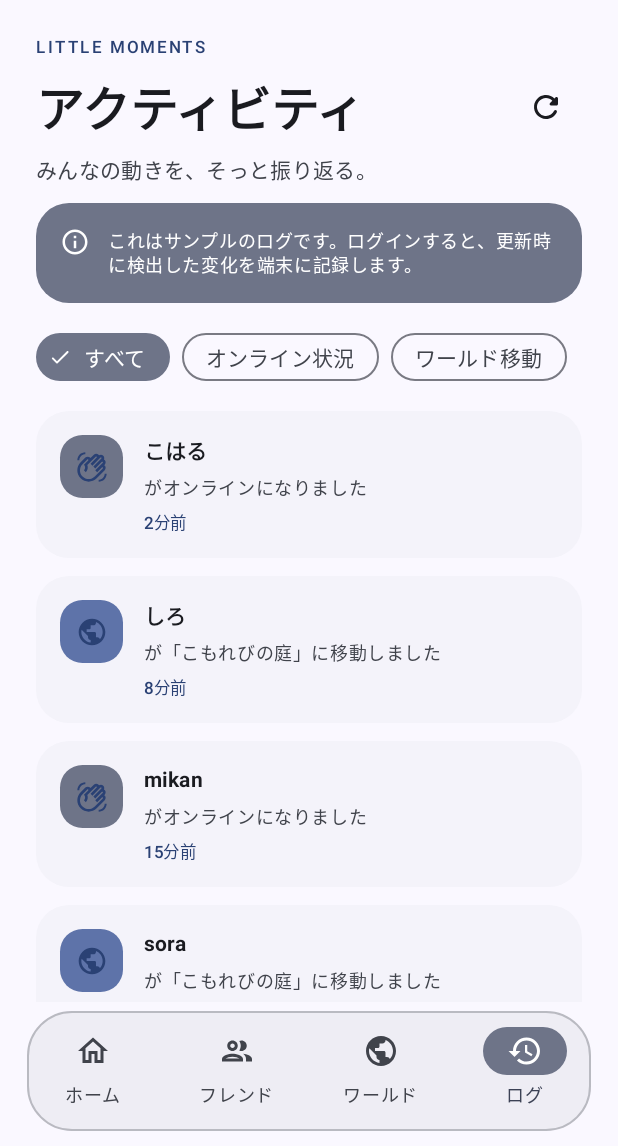
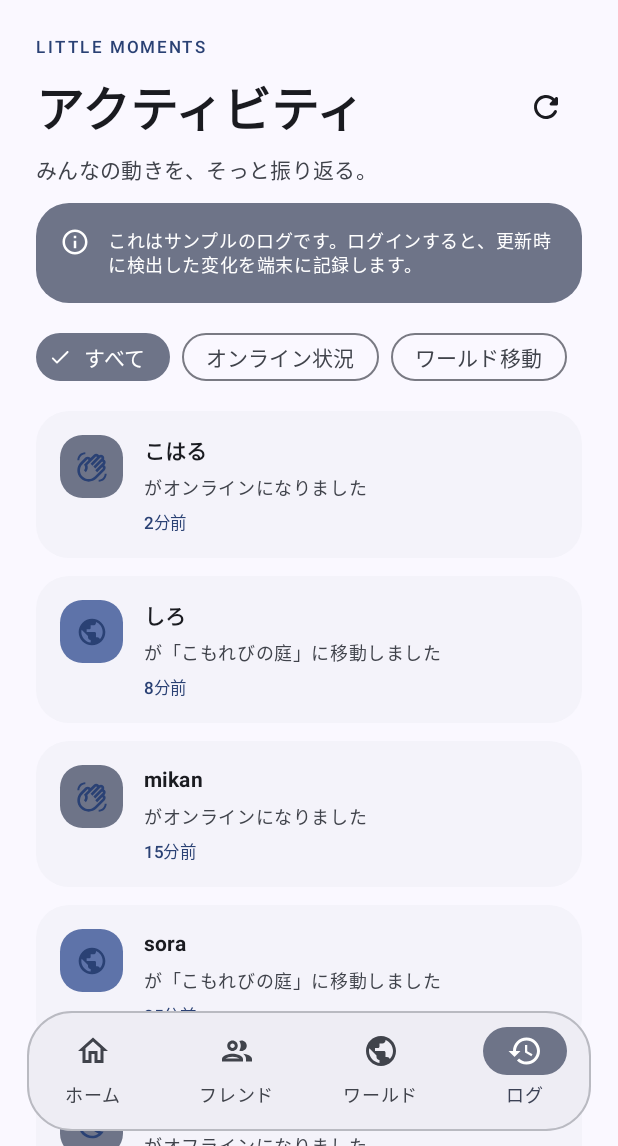
Before and after one commit to yamato3010/Orbit, an Android app built with Jetpack Compose: the screen it shows after launch (MainActivity), item 4 of the bottom bar chosen, on a phone screen of 412 x 824 dp, the part 90-1236 px from its top. Run offline under Robolectric (Android 15) with nearby library versions, the phone set to English and light mode, and no system bars; our stand-ins replace Material 3 Expressive styles (plain Material 3 is drawn); pictures from the network do not load.

Commit message:
fix(ui): フローティングナビゲーションの背後までコンテンツをスクロールできるようにする

```diff
--- a/app/src/main/java/com/yamato3010/vrchattools/ui/OrbitApp.kt
+++ b/app/src/main/java/com/yamato3010/vrchattools/ui/OrbitApp.kt
@@ -30,6 +30,7 @@ import androidx.compose.ui.Modifier
 import androidx.compose.ui.graphics.Color
 import androidx.compose.ui.graphics.vector.ImageVector
 import androidx.compose.ui.platform.LocalContext
+import androidx.compose.ui.platform.LocalLayoutDirection
 import androidx.compose.ui.platform.testTag
 import androidx.compose.ui.text.font.FontWeight
 import androidx.compose.ui.text.input.*
@@ -92,16 +93,21 @@ fun OrbitApp(model: OrbitViewModel, appState: OrbitAppState) {
             }
         }
     ) { padding ->
-        Box(Modifier.fillMaxSize().padding(padding), contentAlignment = Alignment.TopCenter) {
+        val direction = LocalLayoutDirection.current
+        val bottomInset = padding.calculateBottomPadding()
+        // ナビゲーションバーは表示領域に重ね、下部の余白はスクロールするコンテンツにだけ入れる。
+        Box(Modifier.fillMaxSize().padding(start = padding.calculateStartPadding(direction),
+            top = padding.calculateTopPadding(), end = padding.calculateEndPadding(direction))
+            .consumeWindowInsets(padding), contentAlignment = Alignment.TopCenter) {
             AnimatedContent(targetState = if (notifications) 5 else if (settings) 4 else page, modifier = Modifier.widthIn(max = 840.dp).fillMaxSize(),
                 transitionSpec = { (fadeIn() + slideInHorizontally { it / 18 }) togetherWith fadeOut() }, label = "navigation") { current ->
                 when (current) {
-                    0 -> HomeScreen(model, onPage = { page = it }, onFriend = { friendId = it.id }, onWorld = { selectedWorld = it }, onInstance = { selectedInstance = it.address.key })
-                    1 -> FriendsScreen(model, onFriend = { friendId = it.id }, onInstance = { selectedInstance = it.address.key })
-                    2 -> WorldsScreen(model, onWorld = { selectedWorld = it })
-                    3 -> ActivityScreen(model, onFriend = { friendId = it })
-                    5 -> NotificationsScreen(model)
-                    else -> SettingsScreen(model, appState.settingsScroll)
+                    0 -> HomeScreen(model, onPage = { page = it }, onFriend = { friendId = it.id }, onWorld = { selectedWorld = it }, onInstance = { selectedInstance = it.address.key }, bottomInset = bottomInset)
+                    1 -> FriendsScreen(model, onFriend = { friendId = it.id }, onInstance = { selectedInstance = it.address.key }, bottomInset = bottomInset)
+                    2 -> WorldsScreen(model, onWorld = { selectedWorld = it }, bottomInset = bottomInset)
+                    3 -> ActivityScreen(model, onFriend = { friendId = it }, bottomInset = bottomInset)
+                    5 -> NotificationsScreen(model, bottomInset)
+                    else -> SettingsScreen(model, appState.settingsScroll, bottomInset)
                 }
             }
         }
@@ -120,10 +126,10 @@ fun OrbitApp(model: OrbitViewModel, appState: OrbitAppState) {
 }
 
 @Composable
-private fun HomeScreen(model: OrbitViewModel, onPage: (Int) -> Unit, onFriend: (Friend) -> Unit, onWorld: (World) -> Unit, onInstance: (FriendInstance) -> Unit) {
+private fun HomeScreen(model: OrbitViewModel, onPage: (Int) -> Unit, onFriend: (Friend) -> Unit, onWorld: (World) -> Unit, onInstance: (FriendInstance) -> Unit, bottomInset: Dp) {
     val overview = groupFriendsByInstance(model.socialFriends)
     val online = model.friends.filter { it.status != Presence.Offline }
-    LazyColumn(contentPadding = PaddingValues(start = 24.dp, end = 24.dp, top = 10.dp, bottom = 20.dp), verticalArrangement = Arrangement.spacedBy(22.dp)) {
+    LazyColumn(contentPadding = PaddingValues(start = 24.dp, end = 24.dp, top = 10.dp, bottom = 20.dp + bottomInset), verticalArrangement = Arrangement.spacedBy(22.dp)) {
         item {
             Column(verticalArrangement = Arrangement.spacedBy(5.dp)) {
                 Text("YOUR LITTLE VRCHAT COMPANION", color = MaterialTheme.colorScheme.primary, style = MaterialTheme.typography.labelSmall, letterSpacing = 1.7.sp)
@@ -232,13 +238,13 @@ private fun RefreshAction(model: OrbitViewModel) {
 }
 
 @Composable
-private fun FriendsScreen(model: OrbitViewModel, onFriend: (Friend) -> Unit, onInstance: (FriendInstance) -> Unit) {
+private fun FriendsScreen(model: OrbitViewModel, onFriend: (Friend) -> Unit, onInstance: (FriendInstance) -> Unit, bottomInset: Dp) {
     var query by rememberSaveable { mutableStateOf("") }
     var filter by rememberSaveable { mutableIntStateOf(0) }
     var instanceView by rememberSaveable { mutableStateOf(false) }
     val filtered = filterFriends(model.socialFriends, query, filter, model.savedFriends)
     val overview = groupFriendsByInstance(filtered)
-    LazyColumn(contentPadding = PaddingValues(24.dp, 12.dp, 24.dp, 24.dp), verticalArrangement = Arrangement.spacedBy(10.dp)) {
+    LazyColumn(contentPadding = PaddingValues(24.dp, 12.dp, 24.dp, 24.dp + bottomInset), verticalArrangement = Arrangement.spacedBy(10.dp)) {
         item { PageHeading("GOOD COMPANY", "フレンド", "つながりを、もう少し近くに。") { RefreshAction(model) } }
         item {
             SingleChoiceSegmentedButtonRow(Modifier.fillMaxWidth()) {
@@ -268,13 +274,13 @@ private fun FriendsScreen(model: OrbitViewModel, onFriend: (Friend) -> Unit, onI
 }
 
 @Composable
-private fun WorldsScreen(model: OrbitViewModel, onWorld: (World) -> Unit) {
+private fun WorldsScreen(model: OrbitViewModel, onWorld: (World) -> Unit, bottomInset: Dp) {
     var query by rememberSaveable { mutableStateOf("") }
     var filter by rememberSaveable { mutableIntStateOf(0) }
     LaunchedEffect(query, model.demo) { delay(550); if (!model.demo && filter == 0) model.searchWorlds(query) }
     val source = if (filter == 1) model.bookmarkedWorlds() else model.worlds
     val worlds = source.filter { (!model.demo && filter == 0) || it.name.contains(query, true) || it.author.contains(query, true) }
-    LazyColumn(contentPadding = PaddingValues(24.dp, 12.dp, 24.dp, 24.dp), verticalArrangement = Arrangement.spacedBy(16.dp)) {
+    LazyColumn(contentPadding = PaddingValues(24.dp, 12.dp, 24.dp, 24.dp + bottomInset), verticalArrangement = Arrangement.spacedBy(16.dp)) {
         item { PageHeading("A WORLD OF POSSIBILITIES", "ワールド", "お気に入りの場所が、きっと見つかる。") }
         item { SearchBox(query, { query = it }, "ワールドを探す", { model.searchWorlds(query) }) }
         item { FilterChips(listOf("見つける", "保存したワールド"), filter) { filter = it; if (it == 0 && !model.demo) model.searchWorlds(query) } }
@@ -291,12 +297,12 @@ private fun WorldsScreen(model: OrbitViewModel, onWorld: (World) -> Unit) {
 }
 
 @Composable
-private fun ActivityScreen(model: OrbitViewModel, onFriend: (String) -> Unit) {
+private fun ActivityScreen(model: OrbitViewModel, onFriend: (String) -> Unit, bottomInset: Dp) {
     var filter by rememberSaveable { mutableIntStateOf(0) }
     var now by remember { mutableLongStateOf(System.currentTimeMillis()) }
     LaunchedEffect(Unit) { while (true) { delay(60_000); now = System.currentTimeMillis() } }
     val events = model.activities.filter { filter == 0 || if (filter == 1) it.kind in listOf("online", "offline") else it.kind == "world" }
-    LazyColumn(contentPadding = PaddingValues(24.dp, 12.dp, 24.dp, 24.dp), verticalArrangement = Arrangement.spacedBy(12.dp)) {
+    LazyColumn(contentPadding = PaddingValues(24.dp, 12.dp, 24.dp, 24.dp + bottomInset), verticalArrangement = Arrangement.spacedBy(12.dp)) {
         item { PageHeading("LITTLE MOMENTS", "アクティビティ", "みんなの動きを、そっと振り返る。") { RefreshAction(model) } }
         item {
             Surface(color = MaterialTheme.colorScheme.secondaryContainer, shape = RoundedCornerShape(22.dp)) {
@@ -324,9 +330,9 @@ private fun ActivityScreen(model: OrbitViewModel, onFriend: (String) -> Unit) {
 }
 
 @Composable
-private fun SettingsScreen(model: OrbitViewModel, scrollState: androidx.compose.foundation.ScrollState) {
+private fun SettingsScreen(model: OrbitViewModel, scrollState: androidx.compose.foundation.ScrollState, bottomInset: Dp) {
     var confirmLogout by remember { mutableStateOf(false) }
-    Column(Modifier.fillMaxSize().verticalScroll(scrollState).padding(24.dp, 12.dp, 24.dp, 24.dp), verticalArrangement = Arrangement.spacedBy(24.dp)) {
+    Column(Modifier.fillMaxSize().verticalScroll(scrollState).padding(24.dp, 12.dp, 24.dp, 24.dp + bottomInset), verticalArrangement = Arrangement.spacedBy(24.dp)) {
         PageHeading("MAKE IT YOURS", "あなたのOrbit", "好きな色で、心地よいつながりを。")
         Surface(shape = RoundedCornerShape(28.dp), color = MaterialTheme.colorScheme.primaryContainer) {
             Column(Modifier.fillMaxWidth().padding(22.dp), verticalArrangement = Arrangement.spacedBy(12.dp)) {
--- a/app/src/main/java/com/yamato3010/vrchattools/ui/SocialScreens.kt
+++ b/app/src/main/java/com/yamato3010/vrchattools/ui/SocialScreens.kt
@@ -24,20 +24,21 @@ import androidx.compose.ui.Modifier
 import androidx.compose.ui.platform.LocalContext
 import androidx.compose.ui.text.font.FontWeight
 import androidx.compose.ui.unit.dp
+import androidx.compose.ui.unit.Dp
 import com.yamato3010.vrchattools.data.*
 import kotlinx.coroutines.CancellationException
 
 private data class SocialTarget(val action: InviteAction, val userId: String, val name: String, val notificationId: String? = null)
 
 @Composable
-fun NotificationsScreen(model: OrbitViewModel) {
+fun NotificationsScreen(model: OrbitViewModel, bottomInset: Dp = 0.dp) {
     var unread by rememberSaveable { mutableStateOf(false) }
     var target by remember { mutableStateOf<SocialTarget?>(null) }
     var accept by remember { mutableStateOf<SocialNotification?>(null) }
     val context = LocalContext.current
     var linkError by remember { mutableStateOf(false) }
     LaunchedEffect(model.demo) { model.refreshNotifications() }
-    LazyColumn(contentPadding = PaddingValues(24.dp, 12.dp, 24.dp, 24.dp), verticalArrangement = Arrangement.spacedBy(14.dp)) {
+    LazyColumn(contentPadding = PaddingValues(24.dp, 12.dp, 24.dp, 24.dp + bottomInset), verticalArrangement = Arrangement.spacedBy(14.dp)) {
         item {
             Row(verticalAlignment = Alignment.CenterVertically) {
                 Column(Modifier.weight(1f)) {
```
Also changed, not shown: 2 other files.
